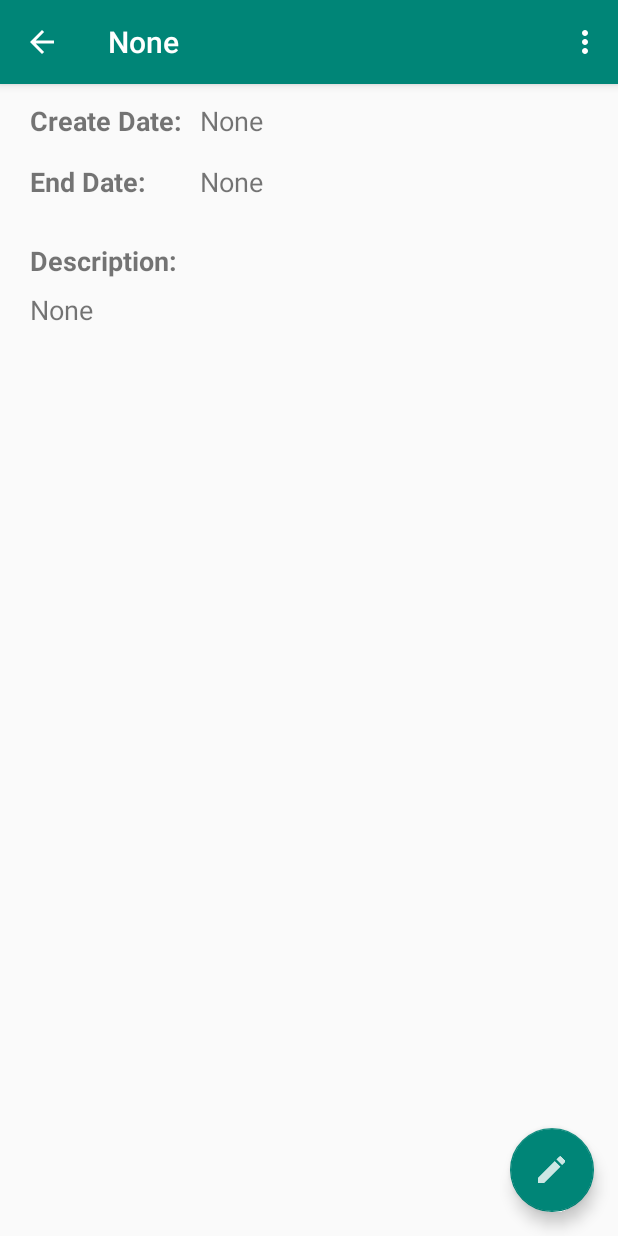
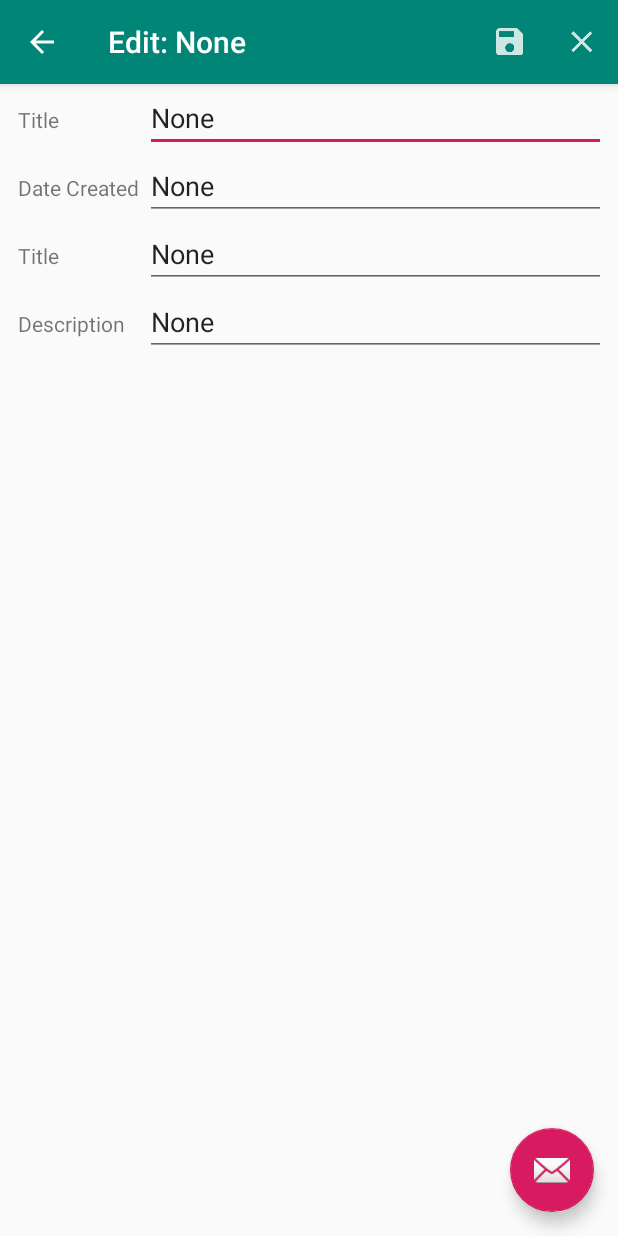
Before and after one commit to almahmouda/MyNotes, an Android app: the ViewNote screen opened directly, with no data from a screen before it, in the options menu, after a tap on "Edit", on a phone screen of 412 x 824 dp. Run offline under Robolectric (Android 15) with nearby library versions, the phone set to English and light mode, and no system bars; 1 statement that could not run was skipped.

Commit message:
EditNote Activity: Created the EditNote activity; implemented the code in the EditNote Java file that allows the user to edit and existing note.  Also designed the create_edit_note and the activity_edit_note layout resource files and the menu resource file.
ViewNote.java: Implemented code to refresh the ViewNote activity when the note is edited.

DBHandler.java: Implemented method to update the database with the revisions made to a particular note.

AndroidManifest.xml: Implemented code that locks each activity in portrait mode.

```diff
--- a/app/src/main/java/com/example/admin/mynotes/DBHandler.java
+++ b/app/src/main/java/com/example/admin/mynotes/DBHandler.java
@@ -106,4 +106,18 @@ public class DBHandler extends SQLiteOpenHelper {
         db.close();
     }
 
+    void updateNote(int id, String title, String dateCreated, String dateEnd, String description) {
+        SQLiteDatabase db = getWritableDatabase();
+
+        ContentValues values = new ContentValues();
+
+        values.put(COLUMN_NOTE_TITLE, title);
+        values.put(COLUMN_NOTE_DATE_CREATE, dateCreated);
+        values.put(COLUMN_NOTE_DATE_END, dateEnd);
+        values.put(COLUMN_NOTE_DESCRIPTION, description);
+
+        db.update(TABLE_MY_NOTE, values, COLUMN_LIST_ID + " = ?", new String[]{String.valueOf(id)});
+
+        db.close();
+    }
 }
--- /dev/null
+++ b/app/src/main/java/com/example/admin/mynotes/EditNote.java
@@ -0,0 +1,116 @@
+package com.example.admin.mynotes;
+
+import android.app.Activity;
+import android.os.Bundle;
+import android.support.design.widget.FloatingActionButton;
+import android.support.design.widget.Snackbar;
+import android.support.v7.app.AppCompatActivity;
+import android.support.v7.widget.Toolbar;
+import android.view.Menu;
+import android.view.MenuItem;
+import android.view.View;
+import android.widget.EditText;
+import android.widget.Toast;
+
+public class EditNote extends AppCompatActivity implements DatePickerFragment.OnFragmentInteractionListener {
+
+    Bundle bundle;
+    long id;
+    DBHandler dbHandler;
+
+    EditText edit_title;
+    EditText edit_create_date;
+    EditText edit_end_date;
+    EditText edit_note;
+
+    @Override
+    protected void onCreate(Bundle savedInstanceState) {
+        super.onCreate(savedInstanceState);
+        setContentView(R.layout.activity_edit_note);
+        Toolbar toolbar = findViewById(R.id.toolbar);
+        setSupportActionBar(toolbar);
+
+        FloatingActionButton fab = findViewById(R.id.fab);
+        fab.setOnClickListener(new View.OnClickListener() {
+            @Override
+            public void onClick(View view) {
+                Snackbar.make(view, "Replace with your own action", Snackbar.LENGTH_LONG)
+                        .setAction("Action", null).show();
+            }
+        });
+
+        if (getSupportActionBar() != null) {
+            getSupportActionBar().setDisplayHomeAsUpEnabled(true);
+        }
+
+        bundle = this.getIntent().getExtras();
+
+        if (bundle != null) {
+            id = bundle.getLong("_id");
+        }
+
+        dbHandler = new DBHandler(this, null);
+
+        String activityTitle = "Edit: " + dbHandler.getNoteAttribute((int) id, "title");
+
+        this.setTitle(activityTitle);
+
+        edit_title = findViewById(R.id.change_title);
+        edit_create_date = findViewById(R.id.change_cDate);
+        edit_end_date = findViewById(R.id.change_eDate);
+        edit_note = findViewById(R.id.change_description);
+
+        edit_title.setText(dbHandler.getNoteAttribute((int) id, "title"));
+        edit_create_date.setText(dbHandler.getNoteAttribute((int) id, "date_created"));
+        edit_end_date.setText(dbHandler.getNoteAttribute((int) id, "date_end"));
+        edit_note.setText(dbHandler.getNoteAttribute((int) id, "description"));
+    }
+
+    @Override
+    public boolean onCreateOptionsMenu(Menu menu) {
+        getMenuInflater().inflate(R.menu.menu_edit_note, menu);
+        return true;
+    }
+
+    @Override
+    public boolean onOptionsItemSelected(MenuItem item) {
+        switch (item.getItemId()) {
+            case android.R.id.home:
+                discardEdit(item);
+                return true;
+            default:
+                return super.onOptionsItemSelected(item);
+        }
+
+    }
+
+    public void saveEdit(MenuItem item) {
+        String title = edit_title.getText().toString();
+        String create_date = edit_create_date.getText().toString();
+        String end_date = edit_end_date.getText().toString();
+        String note = edit_note.getText().toString();
+
+        if (title.trim().equals("") || create_date.trim().equals("") || note.trim().equals("")) {
+            Toast.makeText(this, "Please enter a Title, Created Date, and Description.",
+                    Toast.LENGTH_SHORT).show();
+        } else if (!end_date.trim().equals("") && create_date.compareToIgnoreCase(end_date) > 0) {
+            Toast.makeText(this, "End Date cannot be before Create Date.",
+                    Toast.LENGTH_SHORT).show();
+        } else {
+            dbHandler.updateNote((int) id, title, create_date, end_date, note);
+            Toast.makeText(this, "Note Edited.", Toast.LENGTH_SHORT).show();
+            setResult(Activity.RESULT_OK);
+            finish();
+        }
+    }
+
+    public void discardEdit(MenuItem item) {
+        setResult(Activity.RESULT_CANCELED);
+        finish();
+    }
+
+    @Override
+    public void setDate(int year, int month, int day) {
+
+    }
+}
--- a/app/src/main/java/com/example/admin/mynotes/MainActivity.java
+++ b/app/src/main/java/com/example/admin/mynotes/MainActivity.java
@@ -4,9 +4,9 @@ import android.content.Intent;
 import android.os.Bundle;
 import android.support.v7.app.AppCompatActivity;
 import android.support.v7.widget.Toolbar;
-import android.view.View;
 import android.view.Menu;
 import android.view.MenuItem;
+import android.view.View;
 import android.widget.AdapterView;
 import android.widget.ListView;
 
--- a/app/src/main/java/com/example/admin/mynotes/ViewNote.java
+++ b/app/src/main/java/com/example/admin/mynotes/ViewNote.java
@@ -1,7 +1,9 @@
 package com.example.admin.mynotes;
 
+import android.app.Activity;
 import android.content.Intent;
 import android.os.Bundle;
+import android.support.annotation.Nullable;
 import android.support.v7.app.AppCompatActivity;
 import android.support.v7.widget.Toolbar;
 import android.view.Menu;
@@ -44,18 +46,22 @@ public class ViewNote extends AppCompatActivity {
 
         dbHandler = new DBHandler(this, null);
 
-        noteTitle = dbHandler.getNoteAttribute((int) id, "title");
-
-        this.setTitle(noteTitle);
-
         view_create_date = findViewById(R.id.view_create_date);
         view_end_date = findViewById(R.id.view_end_date);
         viewNote = findViewById(R.id.viewNote);
 
-        view_create_date.setText(dbHandler.getNoteAttribute((int) id, "date_created"));
-        view_end_date.setText(dbHandler.getNoteAttribute((int) id, "date_end"));
-        viewNote.setText(dbHandler.getNoteAttribute((int) id, "description"));
+        setViewFields((int) id);
 
+    }
+
+    void setViewFields(int id) {
+        noteTitle = dbHandler.getNoteAttribute(id, "title");
+
+        this.setTitle(noteTitle);
+
+        view_create_date.setText(dbHandler.getNoteAttribute(id, "date_created"));
+        view_end_date.setText(dbHandler.getNoteAttribute(id, "date_end"));
+        viewNote.setText(dbHandler.getNoteAttribute(id, "description"));
     }
 
     @Override
@@ -68,7 +74,9 @@ public class ViewNote extends AppCompatActivity {
     public boolean onOptionsItemSelected(MenuItem item) {
         switch (item.getItemId()){
             case R.id.action_edit_note:
-                Toast.makeText(this, "Edit Test OK.", Toast.LENGTH_LONG).show();
+                intent = new Intent(this, EditNote.class);
+                intent.putExtra("_id", id);
+                startActivityForResult(intent, 1);
                 return true;
             case R.id.action_delete_note:
                 Toast.makeText(this, noteTitle + " Deleted.", Toast.LENGTH_LONG).show();
@@ -81,7 +89,31 @@ public class ViewNote extends AppCompatActivity {
     }
 
     public void editNote(View view) {
-        Toast.makeText(this, "Edit Test OK.", Toast.LENGTH_LONG).show();
+//        Toast.makeText(this, "Edit Test OK.", Toast.LENGTH_LONG).show();
+        intent = new Intent(this, EditNote.class);
+        intent.putExtra("_id", id);
+        startActivityForResult(intent, 1);
+//        startActivity(intent);
+    }
 
+    @Override
+    protected void onActivityResult(int requestCode, int resultCode, @Nullable Intent data) {
+//        super.onActivityResult(requestCode, resultCode, data);
+        if (requestCode == 1) {
+            if (resultCode == Activity.RESULT_OK) {
+                setViewFields((int) id);
+                Toast.makeText(this, "Note edited.", Toast.LENGTH_SHORT).show();
+            }
+            if (resultCode == Activity.RESULT_CANCELED) {
+                Toast.makeText(this, "No changes made.", Toast.LENGTH_SHORT).show();
+            }
+        }
     }
+
+//    @Override
+//    protected void onRestart() {
+//        super.onRestart();
+////        this.recreate();
+//        setViewFields((int) id);
+//    }
 }
--- /dev/null
+++ b/app/src/main/res/layout/activity_edit_note.xml
@@ -0,0 +1,33 @@
+<?xml version="1.0" encoding="utf-8"?>
+<android.support.design.widget.CoordinatorLayout xmlns:android="http://schemas.android.com/apk/res/android"
+    xmlns:app="http://schemas.android.com/apk/res-auto"
+    xmlns:tools="http://schemas.android.com/tools"
+    android:layout_width="match_parent"
+    android:layout_height="match_parent"
+    tools:context=".EditNote">
+
+    <android.support.design.widget.AppBarLayout
+        android:layout_width="match_parent"
+        android:layout_height="wrap_content"
+        android:theme="@style/AppTheme.AppBarOverlay">
+
+        <android.support.v7.widget.Toolbar
+            android:id="@+id/toolbar"
+            android:layout_width="match_parent"
+            android:layout_height="?attr/actionBarSize"
+            android:background="?attr/colorPrimary"
+            app:popupTheme="@style/AppTheme.PopupOverlay" />
+
+    </android.support.design.widget.AppBarLayout>
+
+    <include layout="@layout/content_edit_note" />
+
+    <android.support.design.widget.FloatingActionButton
+        android:id="@+id/fab"
+        android:layout_width="wrap_content"
+        android:layout_height="wrap_content"
+        android:layout_gravity="bottom|end"
+        android:layout_margin="@dimen/fab_margin"
+        app:srcCompat="@android:drawable/ic_dialog_email" />
+
+</android.support.design.widget.CoordinatorLayout>
--- /dev/null
+++ b/app/src/main/res/layout/content_edit_note.xml
@@ -0,0 +1,129 @@
+<?xml version="1.0" encoding="utf-8"?>
+<android.support.constraint.ConstraintLayout xmlns:android="http://schemas.android.com/apk/res/android"
+    xmlns:app="http://schemas.android.com/apk/res-auto"
+    xmlns:tools="http://schemas.android.com/tools"
+    android:layout_width="match_parent"
+    android:layout_height="match_parent"
+    app:layout_behavior="@string/appbar_scrolling_view_behavior"
+    tools:context=".EditNote"
+    tools:showIn="@layout/activity_edit_note">
+
+    <ScrollView
+        android:layout_width="match_parent"
+        android:layout_height="match_parent"
+        android:layout_marginStart="8dp"
+        android:layout_marginLeft="8dp"
+        android:layout_marginEnd="8dp"
+        android:layout_marginRight="8dp"
+        app:layout_constraintBottom_toBottomOf="parent"
+        app:layout_constraintEnd_toEndOf="parent"
+        app:layout_constraintStart_toStartOf="parent"
+        app:layout_constraintTop_toTopOf="parent">
+
+        <TableLayout
+            android:layout_width="match_parent"
+            android:layout_height="wrap_content">
+
+            <TableRow
+                android:layout_width="match_parent"
+                android:layout_height="match_parent">
+
+                <TextView
+                    android:id="@+id/label_edit_title"
+                    android:layout_width="wrap_content"
+                    android:layout_height="wrap_content"
+                    android:paddingLeft="4dp"
+                    android:paddingRight="4dp"
+                    android:text="@string/title" />
+
+                <EditText
+                    android:id="@+id/change_title"
+                    android:layout_width="wrap_content"
+                    android:layout_height="wrap_content"
+                    android:layout_weight="1"
+                    android:ems="10"
+                    android:hint="@string/hint_enter_title"
+                    android:inputType="text|textCapWords"
+                    android:paddingLeft="4dp"
+                    android:paddingRight="4dp"
+                    tools:ignore="Autofill" />
+            </TableRow>
+
+            <TableRow
+                android:layout_width="match_parent"
+                android:layout_height="match_parent">
+
+                <TextView
+                    android:id="@+id/label_edit_cDate"
+                    android:layout_width="wrap_content"
+                    android:layout_height="wrap_content"
+                    android:paddingLeft="4dp"
+                    android:paddingRight="4dp"
+                    android:text="@string/date_created" />
+
+                <EditText
+                    android:id="@+id/change_cDate"
+                    android:layout_width="wrap_content"
+                    android:layout_height="wrap_content"
+                    android:layout_weight="1"
+                    android:ems="10"
+                    android:hint="@string/hint_create_date"
+                    android:inputType="text|textCapWords"
+                    android:paddingLeft="4dp"
+                    android:paddingRight="4dp"
+                    tools:ignore="Autofill,TextFields" />
+            </TableRow>
+
+            <TableRow
+                android:layout_width="match_parent"
+                android:layout_height="match_parent">
+
+                <TextView
+                    android:id="@+id/label_edit_eDate"
+                    android:layout_width="wrap_content"
+                    android:layout_height="wrap_content"
+                    android:paddingLeft="4dp"
+                    android:paddingRight="4dp"
+                    android:text="@string/title" />
+
+                <EditText
+                    android:id="@+id/change_eDate"
+                    android:layout_width="wrap_content"
+                    android:layout_height="wrap_content"
+                    android:layout_weight="1"
+                    android:ems="10"
+                    android:hint="@string/hint_set_date"
+                    android:inputType="text|textCapWords"
+                    android:paddingLeft="4dp"
+                    android:paddingRight="4dp"
+                    tools:ignore="Autofill,TextFields" />
+            </TableRow>
+
+            <TableRow
+                android:layout_width="match_parent"
+                android:layout_height="match_parent">
+
+                <TextView
+                    android:id="@+id/label_edit_description"
+                    android:layout_width="wrap_content"
+                    android:layout_height="wrap_content"
+                    android:paddingLeft="4dp"
+                    android:paddingRight="4dp"
+                    android:text="@string/discription" />
+
+                <EditText
+                    android:id="@+id/change_description"
+                    android:layout_width="wrap_content"
+                    android:layout_height="wrap_content"
+                    android:layout_weight="1"
+                    android:ems="10"
+                    android:hint="@string/hint_note"
+                    android:inputType="text|textCapSentences|textAutoCorrect|textMultiLine"
+                    android:paddingLeft="4dp"
+                    android:paddingRight="4dp"
+                    tools:ignore="Autofill" />
+            </TableRow>
+
+        </TableLayout>
+    </ScrollView>
+</android.support.constraint.ConstraintLayout>
--- /dev/null
+++ b/app/src/main/res/menu/menu_edit_note.xml
@@ -0,0 +1,21 @@
+<?xml version="1.0" encoding="utf-8"?>
+<menu xmlns:android="http://schemas.android.com/apk/res/android"
+    xmlns:app="http://schemas.android.com/apk/res-auto"
+    xmlns:tools="http://schemas.android.com/tools"
+    tools:context=".EditNote">
+    <item
+        android:id="@+id/action_edit_save"
+        android:icon="@drawable/ic_save"
+        android:onClick="saveEdit"
+        android:orderInCategory="1"
+        android:title="@string/action_save_changes"
+        app:showAsAction="ifRoom" />
+    <item
+        android:id="@+id/action_delete_note"
+        android:icon="@drawable/ic_discard"
+        android:onClick="discardEdit"
+        android:orderInCategory="2"
+        android:title="@string/action_discard_changes"
+        app:showAsAction="ifRoom" />
+
+</menu>
--- a/app/src/main/res/values/strings.xml
+++ b/app/src/main/res/values/strings.xml
@@ -23,4 +23,7 @@
     <string name="labelTitle">Title goes here</string>
     <string name="endDateHere">End date goes here</string>
     <string name="createDateHere">Create date goes here</string>
+    <string name="title_activity_edit_note">Edit Note</string>
+    <string name="action_discard_changes">Discard</string>
+    <string name="action_save_changes">Save</string>
 </resources>
```
Also changed, not shown: app/src/main/AndroidManifest.xml (+13 -0 lines).
